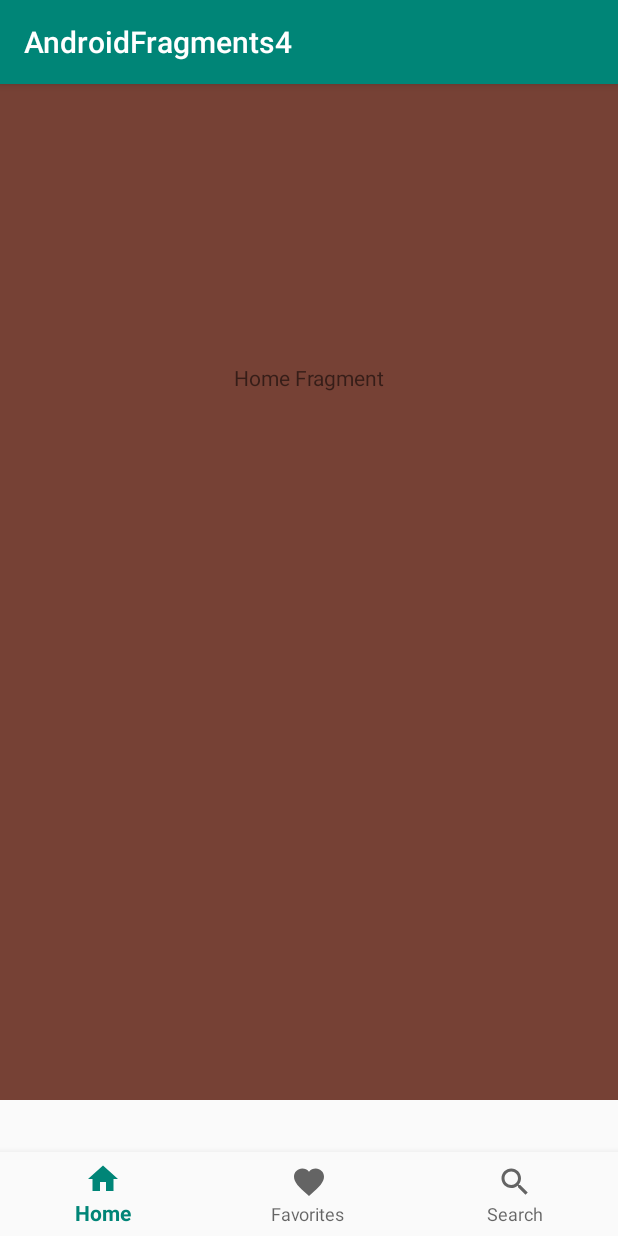
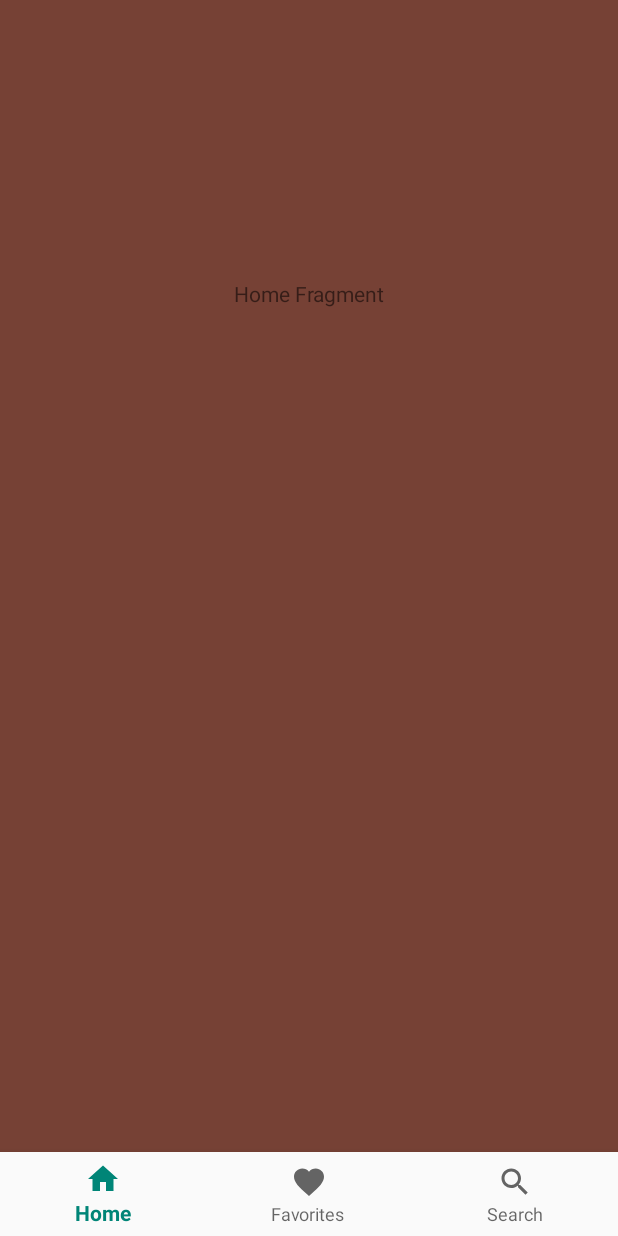
Before and after one commit to ivasku/AndroidFragment4, an Android app: the screen it shows after launch (MainActivity), on a phone screen of 412 x 824 dp. Run offline under Robolectric (Android 15) with nearby library versions, the phone set to English and light mode, and no system bars.

Commit message:
fixes in layout

```diff
--- a/app/src/main/res/layout/activity_main.xml
+++ b/app/src/main/res/layout/activity_main.xml
@@ -10,11 +10,13 @@
     <FrameLayout
         android:id="@+id/fragment_container"
         android:layout_width="0dp"
-        android:layout_height="677dp"
-        app:layout_constraintTop_toBottomOf="@id/bottom_navigation"
+        android:layout_height="0dp"
+        android:layout_marginBottom="0dp"
+        app:layout_constraintBottom_toTopOf="@+id/bottom_navigation"
         app:layout_constraintEnd_toEndOf="parent"
         app:layout_constraintStart_toStartOf="parent"
-        app:layout_constraintTop_toTopOf="parent"></FrameLayout>
+        app:layout_constraintTop_toBottomOf="@id/bottom_navigation"
+        app:layout_constraintTop_toTopOf="parent" />
 
     <android.support.design.widget.BottomNavigationView
         android:id="@+id/bottom_navigation"
--- a/app/src/main/res/values/styles.xml
+++ b/app/src/main/res/values/styles.xml
@@ -1,7 +1,7 @@
 <resources>
 
     <!-- Base application theme. -->
-    <style name="AppTheme" parent="Theme.AppCompat.Light.DarkActionBar">
+    <style name="AppTheme" parent="Theme.AppCompat.Light.NoActionBar">
         <!-- Customize your theme here. -->
         <item name="colorPrimary">@color/colorPrimary</item>
         <item name="colorPrimaryDark">@color/colorPrimaryDark</item>
```
Also changed, not shown: 3 other files.
